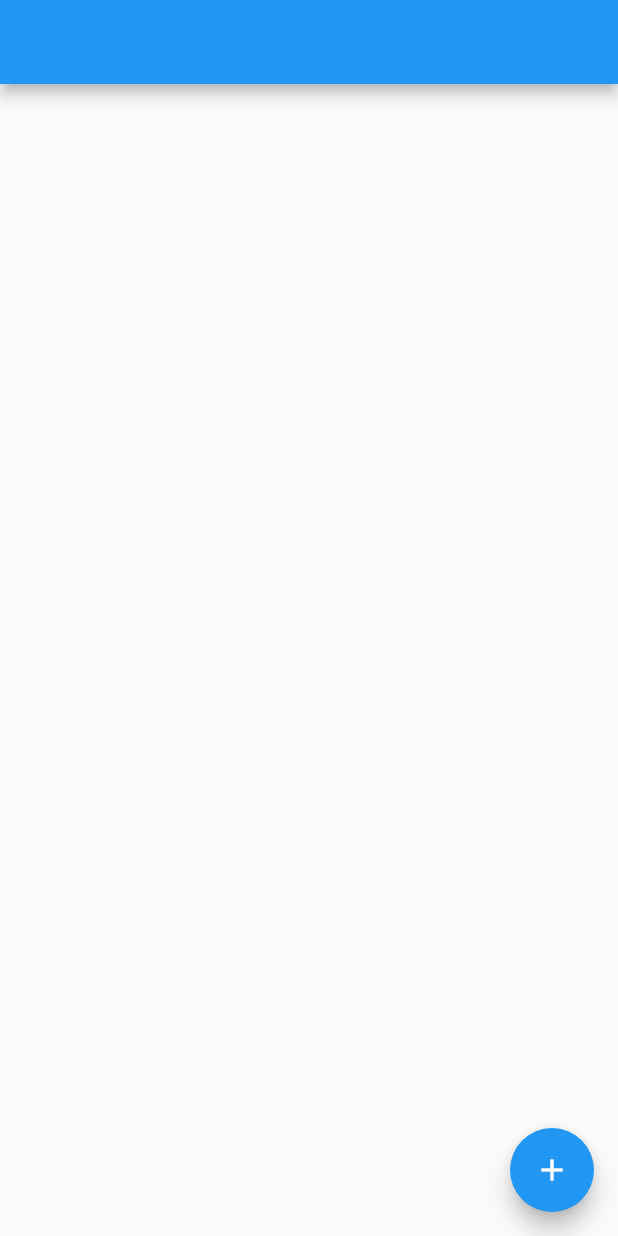
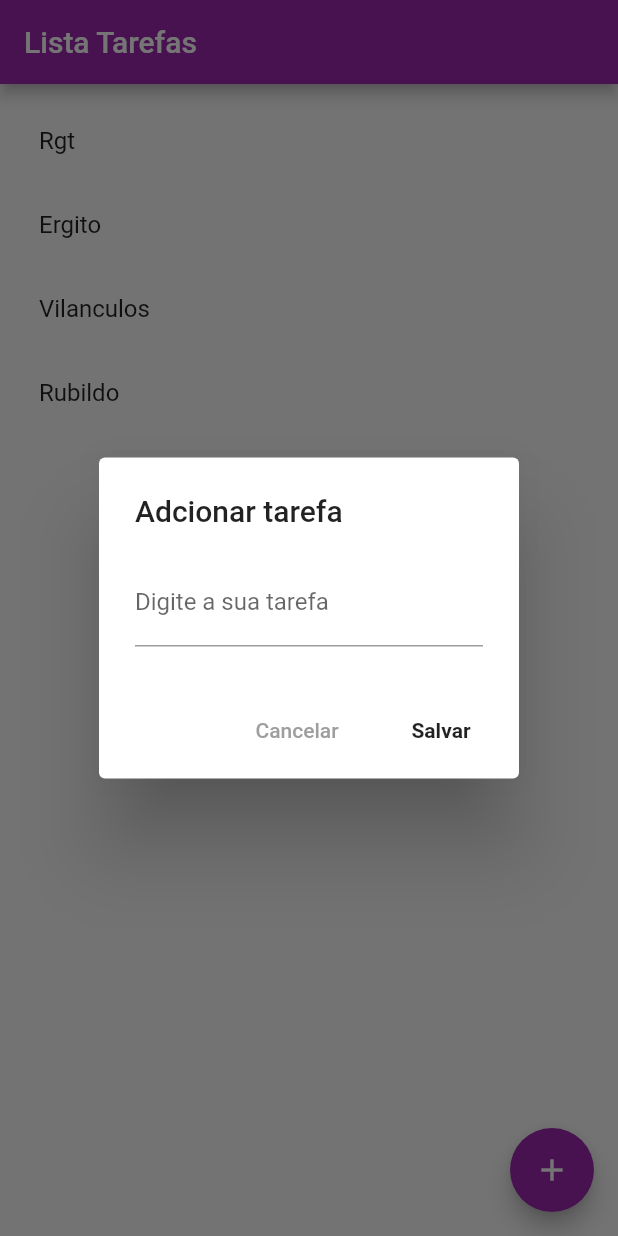
Before and after one commit to realrgt/tasklist, a Flutter app: the screen it shows after launch, after a tap on the "add" icon, on a phone screen of 412 x 824 dp. Run offline on Flutter 3.47's test engine with Material 2 defaults, Android fonts, the phone set to English and light mode, and no system bars.

Commit message:
designed layout

```diff
--- a/lib/home.dart
+++ b/lib/home.dart
@@ -6,13 +6,84 @@ class Home extends StatefulWidget {
 }
 
 class _HomeState extends State<Home> {
+
+  List<String> _taskList = ["Rgt", "Ergito", "Vilanculos", "Rubildo"];
+
+  _addtask() async {
+
+  }
+
   @override
   Widget build(BuildContext context) {
     return Scaffold(
-      appBar: AppBar(),
-      body: Container(),
+      appBar: AppBar(
+        title: Text("Lista Tarefas"),
+        backgroundColor: Colors.purple,
+      ),
+      body: Container(
+        child: Column(
+          children: <Widget>[
+            Expanded(
+              child: ListView.builder(
+                padding: EdgeInsets.all(10.0),
+                itemCount: _taskList.length,
+                itemBuilder: (context, index){
+                  return ListTile(
+                    title: Text(_taskList[index]),
+                  );
+                },
+              ),
+            )
+          ],
+        )
+      ),
       floatingActionButton: FloatingActionButton(
+        backgroundColor: Colors.purple,
         onPressed: () {
+
+          showDialog(
+            context: context,
+            builder: (context){
+
+              return AlertDialog(
+                title: Text('Adcionar tarefa'),
+                content: TextField(
+                  keyboardType: TextInputType.text,
+                  decoration: InputDecoration(
+                    labelText: "Digite a sua tarefa"
+                  ),
+                  onChanged: (text) {},
+                ),
+                actions: <Widget>[
+                  FlatButton(
+                    onPressed: () => Navigator.pop(context),
+                    child: Text(
+                      'Cancelar',
+                      style: TextStyle(
+                        fontWeight: FontWeight.w500
+                      ),
+                    ),
+                    textColor: Colors.grey,
+                  ),
+                  FlatButton(
+                    onPressed: (){
+
+                      // TODO: salvar
+
+                      Navigator.pop(context);
+                    },
+                    child: Text(
+                      'Salvar',
+                      style: TextStyle(
+                        fontWeight: FontWeight.bold
+                      ),
+                    ),
+                  )
+                ],
+              );
+
+            }
+          );
 
         },
         child: Icon(Icons.add),
```
